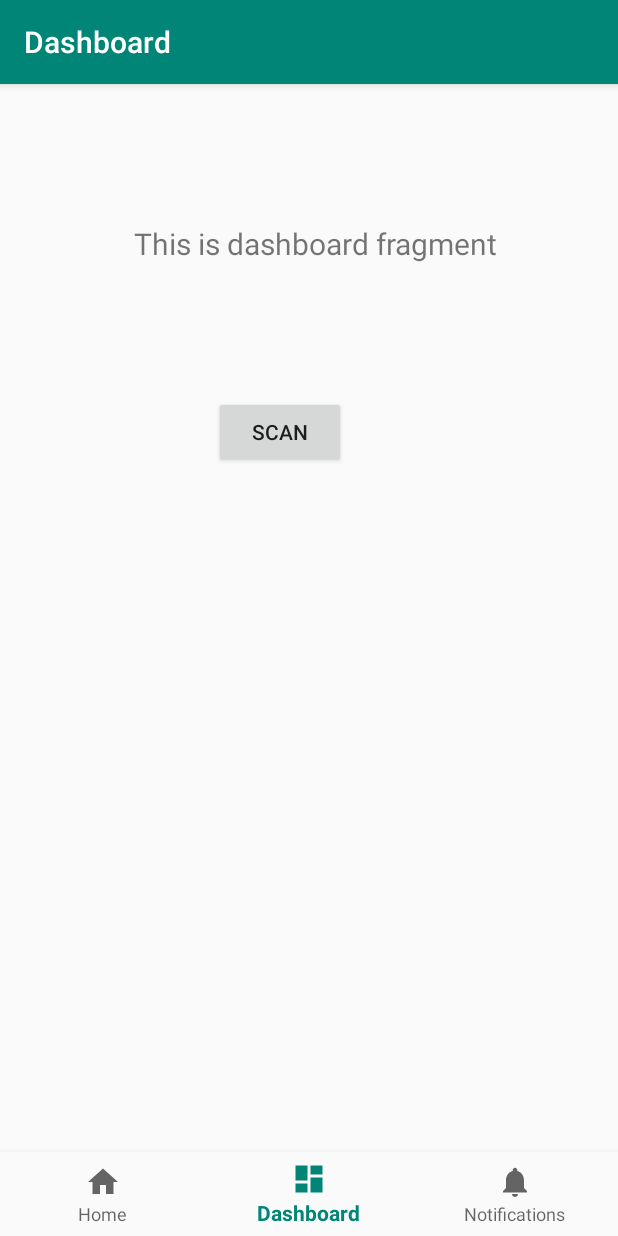
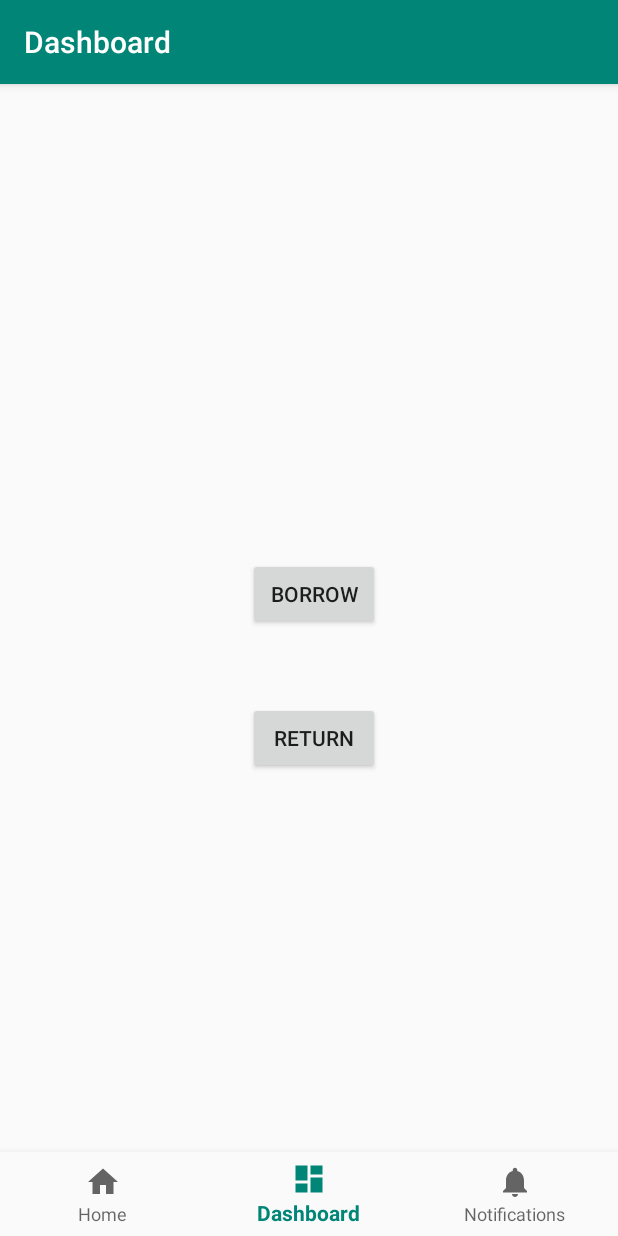
Before and after one commit to tumbj/CNClibrary, an Android app: the DashboardFragment screen opened through its navigation route, on a phone screen of 412 x 824 dp. Run offline under Robolectric (Android 15) with nearby library versions, the phone set to English and light mode, and no system bars; our stand-ins replace navigation-ui; 2 statements that could not run were skipped.

Commit message:
add borrow, return btn

```diff
--- a/app/src/main/AndroidManifest.xml
+++ b/app/src/main/AndroidManifest.xml
@@ -14,7 +14,7 @@
         android:supportsRtl="true"
         android:theme="@style/AppTheme">
         <activity
-            android:name=".ui.scanner.ScannerActivity">
+            android:name=".ui.scanner.BorrowActivity">
         </activity>
         <activity
             android:name=".ui.login.LoginActivity"
--- a/app/src/main/java/com/example/cnclibrary/ui/home/HomeFragment.java
+++ b/app/src/main/java/com/example/cnclibrary/ui/home/HomeFragment.java
@@ -1,6 +1,5 @@
 package com.example.cnclibrary.ui.home;
 
-import android.content.Intent;
 import android.os.Bundle;
 import android.view.LayoutInflater;
 import android.view.View;
@@ -14,7 +13,6 @@ import androidx.lifecycle.Observer;
 import androidx.lifecycle.ViewModelProviders;
 
 import com.example.cnclibrary.R;
-import com.example.cnclibrary.ui.scanner.ScannerActivity;
 
 public class HomeFragment extends Fragment {
 
--- a/app/src/main/res/layout/fragment_dashboard.xml
+++ b/app/src/main/res/layout/fragment_dashboard.xml
@@ -1,6 +1,7 @@
 <?xml version="1.0" encoding="utf-8"?>
 <androidx.constraintlayout.widget.ConstraintLayout xmlns:android="http://schemas.android.com/apk/res/android"
     xmlns:app="http://schemas.android.com/apk/res-auto"
+    xmlns:tools="http://schemas.android.com/tools"
     android:layout_width="match_parent"
     android:layout_height="match_parent">
 
@@ -8,25 +9,26 @@
         android:id="@+id/button"
         android:layout_width="wrap_content"
         android:layout_height="wrap_content"
-        android:onClick="clk"
-        android:text="Scan"
+        android:onClick="borrowClk"
+        android:text="Borrow"
         app:layout_constraintBottom_toBottomOf="parent"
         app:layout_constraintEnd_toEndOf="parent"
-        app:layout_constraintHorizontal_bias="0.43"
+        app:layout_constraintHorizontal_bias="0.498"
         app:layout_constraintStart_toStartOf="parent"
         app:layout_constraintTop_toTopOf="parent"
-        app:layout_constraintVertical_bias="0.213" />
+        app:layout_constraintVertical_bias="0.399" />
 
-    <TextView
-        android:id="@+id/text_dashboard"
-        android:layout_width="match_parent"
+    <Button
+        android:id="@+id/button2"
+        android:layout_width="wrap_content"
         android:layout_height="wrap_content"
-        android:layout_marginStart="8dp"
-        android:layout_marginTop="8dp"
-        android:layout_marginEnd="8dp"
-        android:textAlignment="center"
-        android:textSize="20sp"
+        android:onClick="returnClk"
+        android:text="Return"
+        app:layout_constraintBottom_toBottomOf="parent"
         app:layout_constraintEnd_toEndOf="parent"
+        app:layout_constraintHorizontal_bias="0.498"
         app:layout_constraintStart_toStartOf="parent"
-        app:layout_constraintTop_toTopOf="parent" />
+        app:layout_constraintTop_toTopOf="parent"
+        app:layout_constraintVertical_bias="0.565" />
+
 </androidx.constraintlayout.widget.ConstraintLayout>
```
Also changed, not shown: app/src/main/java/com/example/cnclibrary/MainActivity.java (+9 -13 lines), app/src/main/java/com/example/cnclibrary/ui/scanner/BorrowActivity.java (renamed from app/src/main/java/com/example/cnclibrary/ui/scanner/ScannerActivity.java, +4 -4 lines), app/src/main/java/com/example/cnclibrary/ui/scanner/ReturnActivity.java (added, +112 -0 lines).
